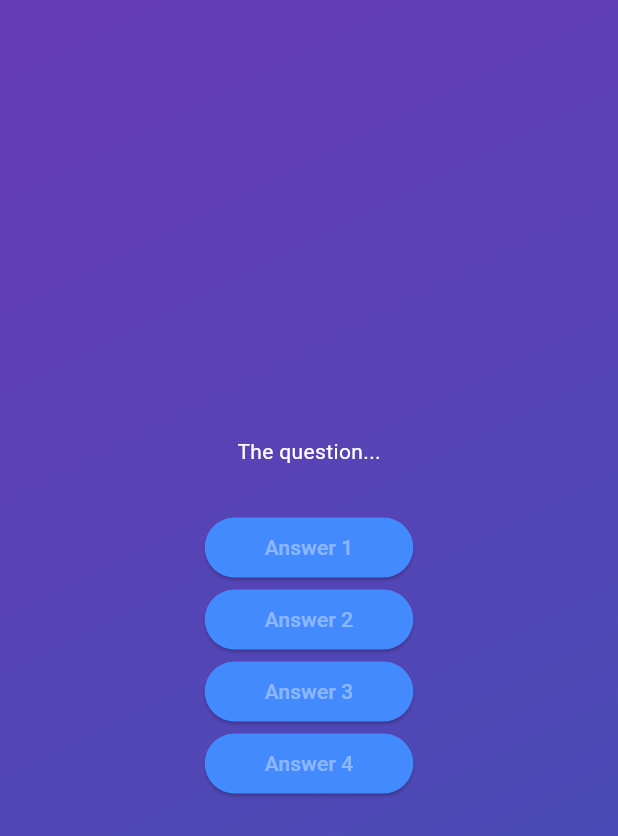
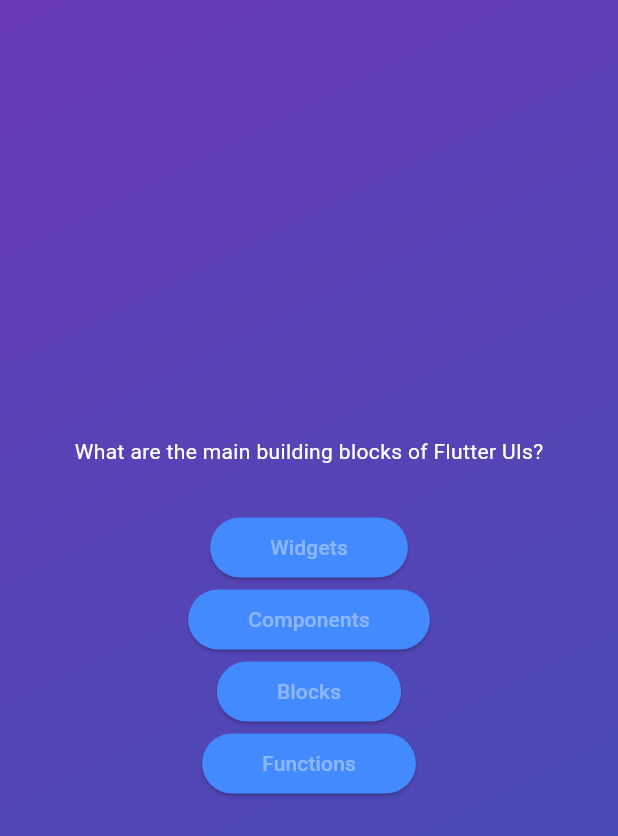
Before and after one commit to BrianPHChen/flutter_adv_basics, a Flutter app: the screen it shows after launch, after a tap on "Start Quiz", on a phone screen of 412 x 824 dp. Shown: the top 836 px of the screen. Run offline on Flutter 3.47's test engine with Material 3 defaults, Android fonts, the phone set to English and light mode, and no system bars.

Commit message:
feat: dynamicly add data into widget

```diff
--- a/lib/questions_screen.dart
+++ b/lib/questions_screen.dart
@@ -1,5 +1,6 @@
 import 'package:adv_basics/answer_button.dart';
 import 'package:flutter/material.dart';
+import 'package:adv_basics/data/questions.dart';
 
 class QuestionsScreen extends StatefulWidget {
   const QuestionsScreen({super.key});
@@ -13,24 +14,25 @@ class QuestionsScreen extends StatefulWidget {
 class _QuestionScreenState extends State<QuestionsScreen> {
   @override
   Widget build(BuildContext context) {
+    final currentQuestion = questions[0];
+
     return SizedBox(
       width: double.infinity,
       child: Column(
         mainAxisAlignment: MainAxisAlignment.center,
         children: [
-          const Text(
-            'The question...',
-            style: TextStyle(
+          Text(
+            currentQuestion.text,
+            style: const TextStyle(
               color: Colors.white,
             ),
           ),
           const SizedBox(
             height: 30,
           ),
-          AnswerButton('Answer 1', () {}),
-          AnswerButton('Answer 2', () {}),
-          AnswerButton('Answer 3', () {}),
-          AnswerButton('Answer 4', () {}),
+          ...currentQuestion.answers.map((answer) {
+            return AnswerButton(answer, () {});
+          }),
         ],
       ),
     );
```
